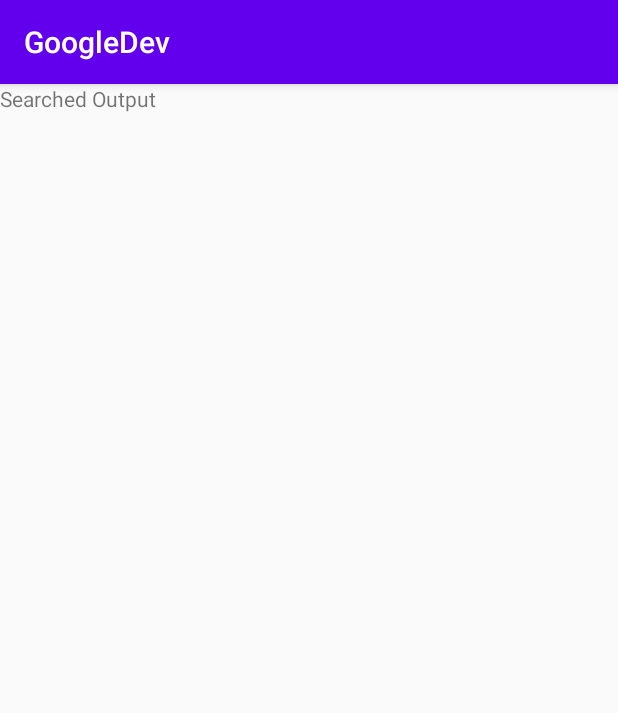
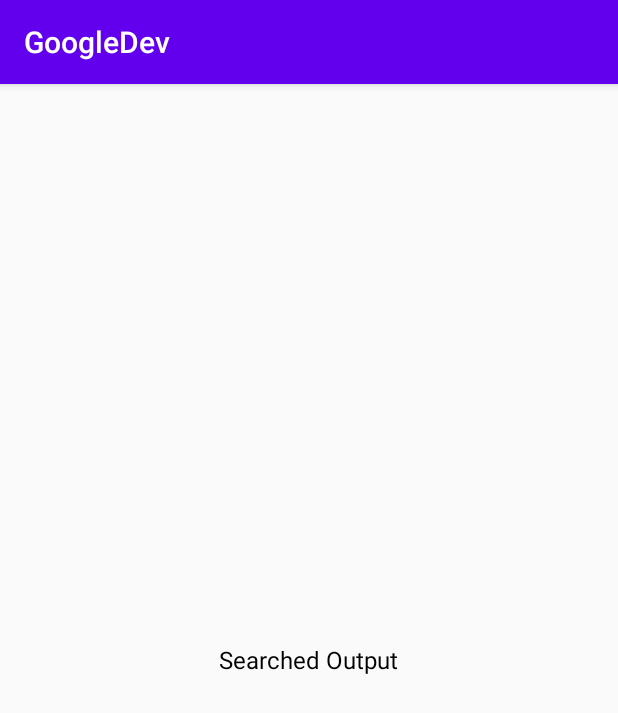
Before and after one commit to anantcodes/GoogleDev, an Android app: the DisplayActivity screen opened directly, with no data from a screen before it, on a phone screen of 412 x 824 dp. Shown: the top 713 px of the screen. Run offline under Robolectric (Android 15) with nearby library versions, the phone set to English and light mode, and no system bars.

Commit message:
initial commmit message

```diff
--- a/app/src/main/res/layout/activity_display.xml
+++ b/app/src/main/res/layout/activity_display.xml
@@ -12,7 +12,10 @@
         android:layout_width="wrap_content"
         android:layout_height="wrap_content"
         android:text="Searched Output"
-        />
+        android:textSize="16sp"
+        android:textColor="#000000"
+        android:layout_centerInParent="true"/>
+
 
 
 
```
